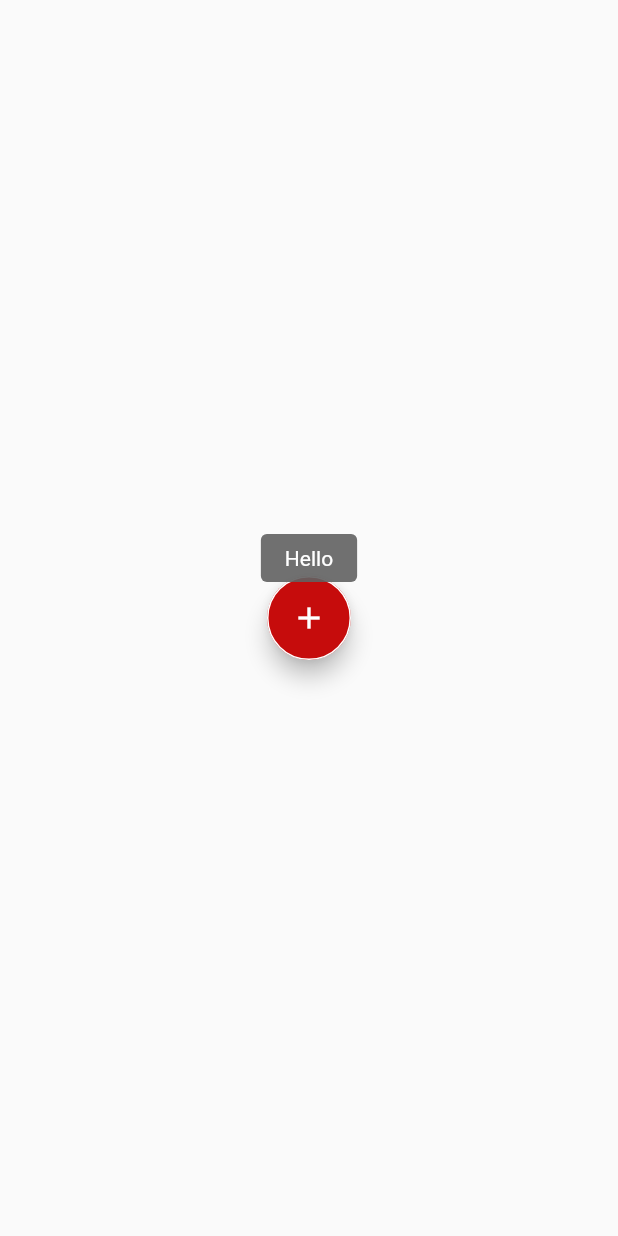
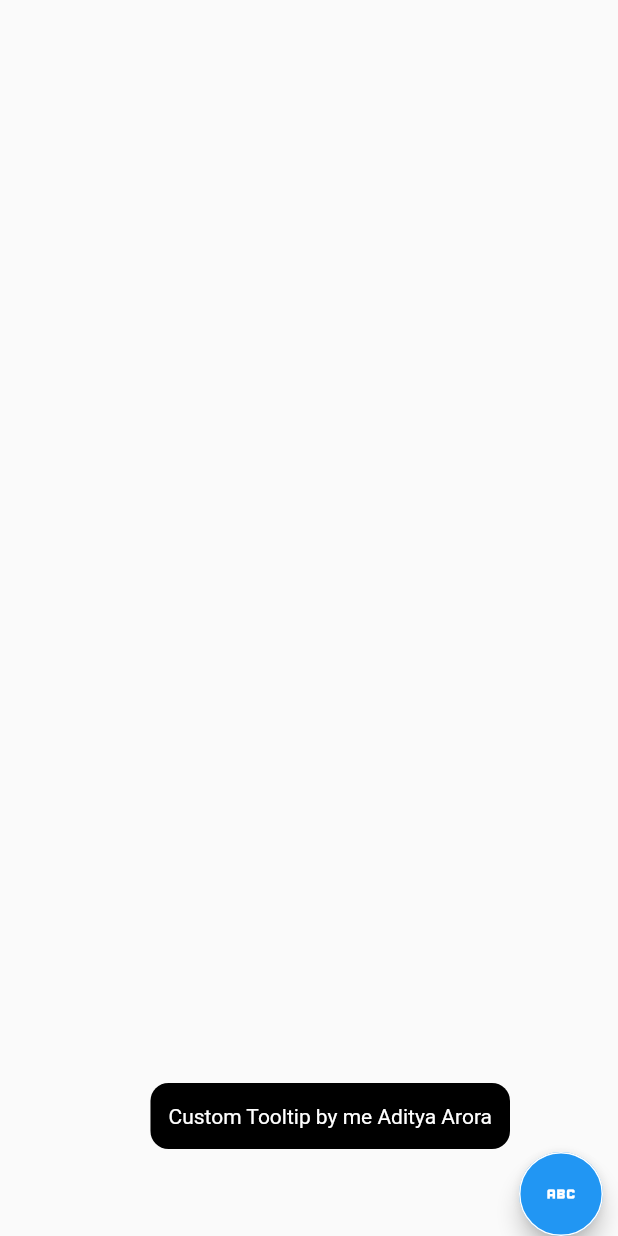
Before and after one commit to AdiAr11/custom_tooltip_demo, a Flutter app: the screen it shows after launch, on a phone screen of 412 x 824 dp. Run offline on Flutter 3.47's test engine with Material 2 defaults, Android fonts, the phone set to English and light mode, and no system bars.

Commit message:
UI Improvements

```diff
--- a/lib/main.dart
+++ b/lib/main.dart
@@ -29,6 +29,7 @@ class FloatingSupportButton extends StatefulWidget {
 class _FloatingSupportButtonState extends State<FloatingSupportButton> {
   // final GlobalKey<TooltipState> tooltipkey = GlobalKey<TooltipState>();
   final tooltipkey = GlobalKey<State<Tooltip>>();
+  bool isToolTipPaintVisible = true;
 
   @override
   void initState() {
@@ -39,24 +40,46 @@ class _FloatingSupportButtonState extends State<FloatingSupportButton> {
   @override
   Widget build(BuildContext context) {
     return Scaffold(
-      body: Align(
-        alignment: Alignment.center,
+      body: SafeArea(
+        child: Align(
+          alignment: Alignment.bottomRight,
+          child: Column(
+            mainAxisAlignment: MainAxisAlignment.end,
+            crossAxisAlignment: CrossAxisAlignment.start,
+            children: [
+              Visibility(
+                  visible: isToolTipPaintVisible,
+                  child: CustomPaint(painter: Triangle(Colors.black))
+              ),
+              Padding(
+                padding: const EdgeInsets.only(right: 10.0),
                 child: Tooltip(
-          message: "Hello",
+                  message: "Custom Tooltip by me Aditya Arora",
                   triggerMode: TooltipTriggerMode.manual,
                   key: tooltipkey,
                   preferBelow: false,
+                  decoration: const BoxDecoration(
+                    borderRadius: BorderRadius.all(
+                      Radius.circular(12),
+                    ),
+                    color: Color(0xff000000),
+                  ),
+                  padding: const EdgeInsets.symmetric(horizontal: 12, vertical: 14),
+                  margin: const EdgeInsets.only(right: 62, bottom: 6),
                   child: FloatingActionButton(
-            child: const Icon(Icons.add),
+                    child: const Icon(Icons.abc),
                     shape: const CircleBorder(
                       side: BorderSide(
                         color: Colors.white,
                       ),
                     ),
-            backgroundColor: const Color(0xFFc60c0c),
                     onPressed: () {
                       showAndCloseTooltip();
                     },
+                  ),
+                ),
+              ),
+            ],
           ),
         ),
       ),
@@ -64,12 +87,39 @@ class _FloatingSupportButtonState extends State<FloatingSupportButton> {
   }
 
   Future showAndCloseTooltip() async {
-    await Future.delayed(const Duration(milliseconds: 10));
+    await Future.delayed(Duration(milliseconds: 10));
     // tooltipkey.currentState.ensureTooltipVisible();
     final dynamic tooltip = tooltipkey.currentState;
     tooltip?.ensureTooltipVisible();
-    await Future.delayed(const Duration(seconds: 4));
+    setState(() {
+      isToolTipPaintVisible = true;
+    });
+    await Future.delayed(Duration(seconds: 4));
     // tooltipkey.currentState.deactivate();
     tooltip?.deactivate();
+    setState(() {
+      isToolTipPaintVisible = false;
+    });
+
   }
 }
+
+class Triangle extends CustomPainter {
+  final Color backgroundColor;
+  Triangle(this.backgroundColor);
+
+  @override
+  void paint(Canvas canvas, Size size) {
+    var paint = Paint()..color = backgroundColor;
+
+    var path = Path();
+    path.lineTo(-20, -2);
+    path.lineTo(-8, -22);
+    canvas.drawPath(path, paint);
+  }
+
+  @override
+  bool shouldRepaint(CustomPainter oldDelegate) {
+    return false;
+  }
+}
```
Lines whose indentation alone changed are shown as unchanged.
